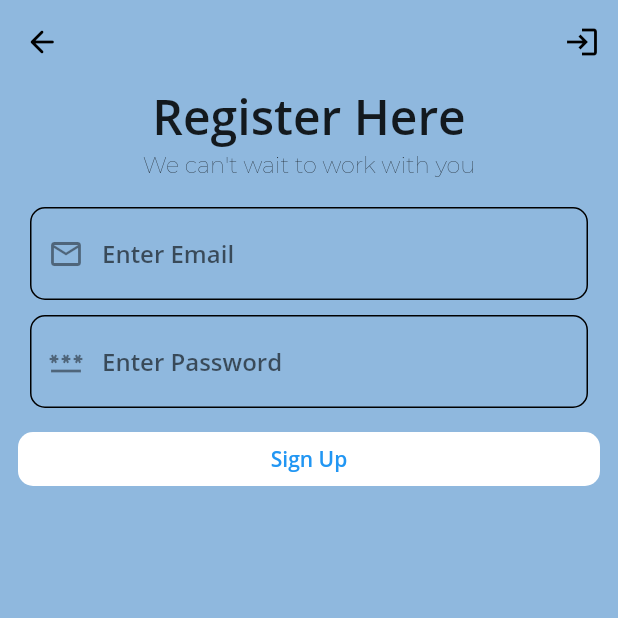
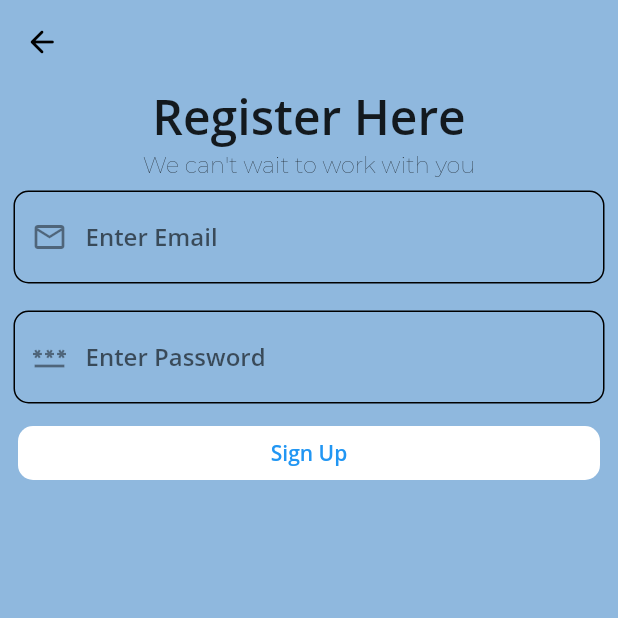
Before and after one commit to bluevolvo/project1_login, a Flutter app: the LandingPage screen opened directly, after a tap on "Sign Up", on a phone screen of 412 x 824 dp, the top half of it. Run offline on Flutter 3.47's test engine with Material 2 defaults, Android fonts, the phone set to English and light mode, and no system bars; project files that could hold a hidden picture were left out.

Commit message:
Changes in code
Changes include:
An alert dialog
Complete renaming of files
Refactoring of data(theme data, modal sheet)
Correcting petty mistakes including leaving a constant of scaffold background color when its theme data already exists

```diff
--- a/lib/Refactors/FormField.dart
+++ b/lib/Classes/FormFieldForAccountInfo.dart
@@ -1,6 +1,6 @@
 import 'package:flutter/material.dart';
 import 'package:flutter/services.dart';
-import 'package:project1_login/Refactors/Constants.dart';
+
 
 class Entries extends StatelessWidget {
   final String category;
--- a/lib/Refactors/Parameters.dart
+++ b/lib/Models/Parameters.dart
@@ -3,6 +3,5 @@ class Parameters  {
   String title;
   String email;
   String password;
-
   Parameters({required this.title, required this.email, required this.password,});
 }
--- a/lib/Pages/Land.dart
+++ /dev/null
@@ -1,79 +0,0 @@
-import 'package:flutter/cupertino.dart';
-import 'package:flutter/material.dart';
-import 'package:project1_login/Refactors/Button.dart';
-import 'package:project1_login/Pages/SignIn.dart';
-import 'package:project1_login/Pages/SignUp.dart';
-
-import 'package:project1_login/Refactors/Constants.dart';
-
-class LandingPage extends StatefulWidget {
-  @override
-  _LandingPageState createState() => _LandingPageState();
-}
-
-class _LandingPageState extends State<LandingPage> {
-  @override
-  Widget build(BuildContext context) {
-    return Scaffold(
-
-        body: SafeArea(
-          child: Column(
-              crossAxisAlignment: CrossAxisAlignment.center,
-              mainAxisAlignment: MainAxisAlignment.spaceEvenly,
-              children: [
-                Center(
-                  child: Container(
-                    child: Image.asset("images/march.png"),
-                  ),
-                ),
-                Container(
-                  child: Column(
-                    children: [
-                      Text(
-                        "VAULT",
-                        style: TextStyle(
-                            color: Colors.black,
-
-                            fontSize: 35),
-                      ),
-                      Text(
-                        "Your secret is safe with us",
-                        style: TextStyle(
-                            color: Colors.black,
-                            fontFamily: "Montserrat",
-                            fontSize: 15),
-                      ),
-                    ],
-                  ),
-                ),
-                Container(
-                  margin: EdgeInsets.symmetric(horizontal: 25),
-                  child: Column(
-                    crossAxisAlignment: CrossAxisAlignment.stretch,
-                    children: [
-                      Button(
-                        color: BUTTON_COLOR,
-                        text: "Sign Up",
-                        onPressed: () {
-                          Navigator.push(context,
-                              MaterialPageRoute(builder: (context) {
-                            return SignUp();
-                          }));
-                        },
-                      ),
-                      Button(
-                          color: BUTTON_COLOR,
-                          onPressed: () {
-                            Navigator.push(context,
-                                MaterialPageRoute(builder: (context) {
-                              return SignIn();
-                            }));
-                          },
-                          text: "Sign In")
-                    ],
-                  ),
-                )
-              ]),
-        ));
-  }
-}
--- /dev/null
+++ b/lib/Pages/LandingPage.dart
@@ -0,0 +1,65 @@
+import 'package:flutter/cupertino.dart';
+import 'package:flutter/material.dart';
+import 'package:project1_login/Classes/ButtonClass.dart';
+import 'package:project1_login/Pages/SignIn.dart';
+import 'package:project1_login/Pages/SignUp.dart';
+
+
+
+class LandingPage extends StatefulWidget {
+  @override
+  _LandingPageState createState() => _LandingPageState();
+}
+
+class _LandingPageState extends State<LandingPage> {
+  @override
+  Widget build(BuildContext context) {
+    return Scaffold(
+        body: SafeArea(
+      child: Column(
+        crossAxisAlignment: CrossAxisAlignment.stretch,
+        mainAxisAlignment: MainAxisAlignment.spaceEvenly,
+        children: [
+          Expanded(flex: 4, child: Image.asset("images/march.png")),
+          Center(
+            child: Text(
+              "VAULT",
+              style: TextStyle(color: Colors.black, fontSize: 35),
+            ),
+          ),
+          Center(
+            child: Text(
+              "Your secret is safe with us",
+              style: TextStyle(
+                  color: Colors.black, fontFamily: "Montserrat", fontSize: 15),
+            ),
+          ),
+          Spacer(),
+          Padding(
+            padding: const EdgeInsets.fromLTRB(15, 0, 15, 5),
+            child: Button(
+              color: Colors.white,
+              text: "Sign Up",
+              onPressed: () {
+                Navigator.push(context, MaterialPageRoute(builder: (context) {
+                  return SignUp();
+                }));
+              },
+            ),
+          ),
+          Padding(
+            padding: const EdgeInsets.fromLTRB(14, 0, 14, 15),
+            child: Button(
+                color: Colors.white,
+                onPressed: () {
+                  Navigator.push(context, MaterialPageRoute(builder: (context) {
+                    return SignIn();
+                  }));
+                },
+                text: "Sign In"),
+          ),
+        ],
+      ),
+    ));
+  }
+}
--- a/lib/Pages/SignUp.dart
+++ b/lib/Pages/SignUp.dart
@@ -1,7 +1,6 @@
 import 'package:flutter/material.dart';
-import 'package:project1_login/Refactors/Button.dart';
-import 'package:project1_login/Refactors/Constants.dart';
-import 'package:project1_login/Pages/SignIn.dart';
+import 'package:project1_login/Pages/MainPage.dart';
+import 'package:project1_login/Classes/ButtonClass.dart';
 
 class SignUp extends StatefulWidget {
   @override
@@ -12,26 +11,12 @@ class _SignUpState extends State<SignUp> {
   @override
   Widget build(BuildContext context) {
     return Scaffold(
-      backgroundColor: BACKGROUND_COLOR,
       appBar: AppBar(
-        backgroundColor: BACKGROUND_COLOR,
         elevation: 0,
-        actions: [
-          IconButton(
-              onPressed: () {
-                Navigator.push(context, MaterialPageRoute(builder: (context) {
-                  return SignIn();
-                }));
-              },
-              icon: Icon(
-                Icons.login,
-                color: Colors.black,
-              ))
-        ],
         leading: IconButton(
           icon: Icon(
             Icons.arrow_back_rounded,
-            color: BLACK,
+            color: Colors.black,
           ),
           onPressed: () {
             Navigator.pop(context);
@@ -39,8 +24,10 @@ class _SignUpState extends State<SignUp> {
         ),
       ),
       body: Column(
+        crossAxisAlignment: CrossAxisAlignment.stretch,
         children: [
-          Text(
+          Center(
+            child: Text(
               "Register Here",
               style: TextStyle(
                 fontSize: 32,
@@ -48,45 +35,45 @@ class _SignUpState extends State<SignUp> {
                 fontWeight: FontWeight.bold,
               ),
             ),
-          Text(
+          ),
+          Center(
+            child: Text(
               "We can't wait to work with you",
               style: TextStyle(
                   fontSize: 15,
                   fontFamily: "Montserrat",
                   fontWeight: FontWeight.w500,
-                color: BLACK),
+                  color: Colors.black),
             ),
-          Container(
-              margin: EdgeInsets.fromLTRB(20, 20, 20, 10),
-              child: Column(
-                children: [
-                  TextField(
+          ),
+          Padding(
+            padding: const EdgeInsets.all(9.0),
+            child: TextField(
               // style: TextStyle(fontFamily: FONT),
               decoration: InputDecoration(
                   hintText: "Enter Email",
-                        prefixIcon: Icon(Icons.email_outlined)
+                  prefixIcon: Icon(Icons.email_outlined)),
             ),
           ),
           Padding(
-                    padding: const EdgeInsets.fromLTRB(0, 10, 0, 0),
+            padding: const EdgeInsets.all(9.0),
             child: TextField(
               obscureText: true,
               //   style: TextStyle(fontFamily: FONT),
               decoration: InputDecoration(
-                          hintText: "Enter Password",
-                         prefixIcon: Icon(Icons.password)),
+                  hintText: "Enter Password", prefixIcon: Icon(Icons.password)),
             ),
-                  )
-                ],
-              )),
+          ),
           Padding(
             padding: const EdgeInsets.symmetric(horizontal: 12),
-            child: Column(
-              crossAxisAlignment: CrossAxisAlignment.stretch,
-              children: [
-                Button(color: BUTTON_COLOR, text: "Sign Up", onPressed: () {}),
-              ],
-            ),
+            child: Button(
+                color: Colors.white,
+                text: "Sign Up",
+                onPressed: () {
+                  Navigator.push(context, MaterialPageRoute(builder: (context) {
+                    return MainPage();
+                  }));
+                }),
           )
         ],
       ),
--- a/lib/Refactors/Constants.dart
+++ /dev/null
@@ -1,6 +0,0 @@
-import 'package:flutter/material.dart';
-
-const BACKGROUND_COLOR = Color(0xFF8FB8DE);
-const BUTTON_COLOR = Colors.white;
-const Color BLACK = Colors.black;
-//const FONT = "Opensans";
```
Also changed, not shown: lib/Classes/ProfilePageEntry.dart (renamed from lib/Refactors/ProfilePageEntry.dart, +4 -4 lines), lib/Methods/ModalSheetCustomization.dart (added, +80 -0 lines), lib/Methods/MyAlertDialog.dart (added, +26 -0 lines), lib/Methods/MyThemeData.dart (added, +23 -0 lines), lib/Pages/MainPage.dart (renamed from lib/Pages/Main.dart, +21 -13 lines), lib/Pages/ProfilePageInfo.dart (renamed from lib/Pages/Profile Page.dart, +7 -7 lines), lib/Pages/SignIn.dart (+26 -28 lines), lib/Refactors/sheet.dart (deleted, +0 -79 lines), lib/main.dart (+5 -21 lines), lib/Classes/ButtonClass.dart (renamed from lib/Refactors/Button.dart), lib/Classes/DataContainer.dart (renamed from lib/Refactors/DataContainer.dart). Lines whose indentation alone changed are shown as unchanged.
